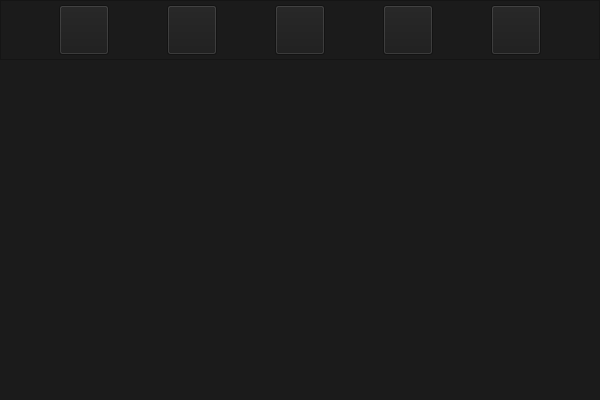
Old version of the form ui/JANELA.ui in the repository tiaonazario/CRUD_PySide2.
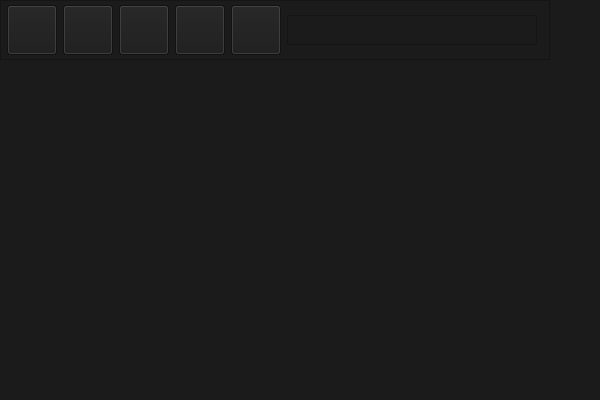
New version of the form. The open tabs and pages were chosen to show the change. Icons and pictures are not drawn.

```diff
--- a/ui/JANELA.ui
+++ b/ui/JANELA.ui
@@ -37,10 +37,7 @@
 color: rgb(222, 222, 222);
 font: 12pt &quot;MS Sans Serif&quot;;</string>
    </property>
-   <layout class="QVBoxLayout" name="LVJanela">
-    <property name="spacing">
-     <number>0</number>
-    </property>
+   <layout class="QGridLayout" name="gridLayout">
     <property name="leftMargin">
      <number>0</number>
     </property>
@@ -53,7 +50,25 @@
     <property name="bottomMargin">
      <number>0</number>
     </property>
-    <item>
+    <property name="spacing">
+     <number>0</number>
+    </property>
+    <item row="1" column="0">
+     <widget class="QStackedWidget" name="Paginas">
+      <property name="lineWidth">
+       <number>3</number>
+      </property>
+      <property name="currentIndex">
+       <number>0</number>
+      </property>
+      <widget class="QWidget" name="PaginaInicial"/>
+      <widget class="QWidget" name="PaginaAdicionar"/>
+      <widget class="QWidget" name="PaginaEditar"/>
+      <widget class="QWidget" name="PaginaExcluir"/>
+      <widget class="QWidget" name="PaginaPesquisar"/>
+     </widget>
+    </item>
+    <item row="0" column="0">
      <widget class="QFrame" name="FrameBotoes">
       <property name="minimumSize">
        <size>
@@ -63,7 +78,7 @@
       </property>
       <property name="maximumSize">
        <size>
-        <width>16777215</width>
+        <width>550</width>
         <height>60</height>
        </size>
       </property>
@@ -85,6 +100,12 @@
       <property name="frameShadow">
        <enum>QFrame::Raised</enum>
       </property>
+      <property name="lineWidth">
+       <number>1</number>
+      </property>
+      <property name="midLineWidth">
+       <number>0</number>
+      </property>
       <layout class="QHBoxLayout" name="LHBotoes">
        <property name="spacing">
         <number>0</number>
@@ -306,6 +327,28 @@
          </property>
         </widget>
        </item>
+       <item>
+        <widget class="QTextEdit" name="CTPesquisa">
+         <property name="minimumSize">
+          <size>
+           <width>250</width>
+           <height>30</height>
+          </size>
+         </property>
+         <property name="maximumSize">
+          <size>
+           <width>250</width>
+           <height>30</height>
+          </size>
+         </property>
+         <property name="font">
+          <font>
+           <family>MS Sans Serif</family>
+           <pointsize>12</pointsize>
+          </font>
+         </property>
+        </widget>
+       </item>
       </layout>
      </widget>
     </item>
```
Left out of the diff: 14 changed lines with no effect on the pictures.
